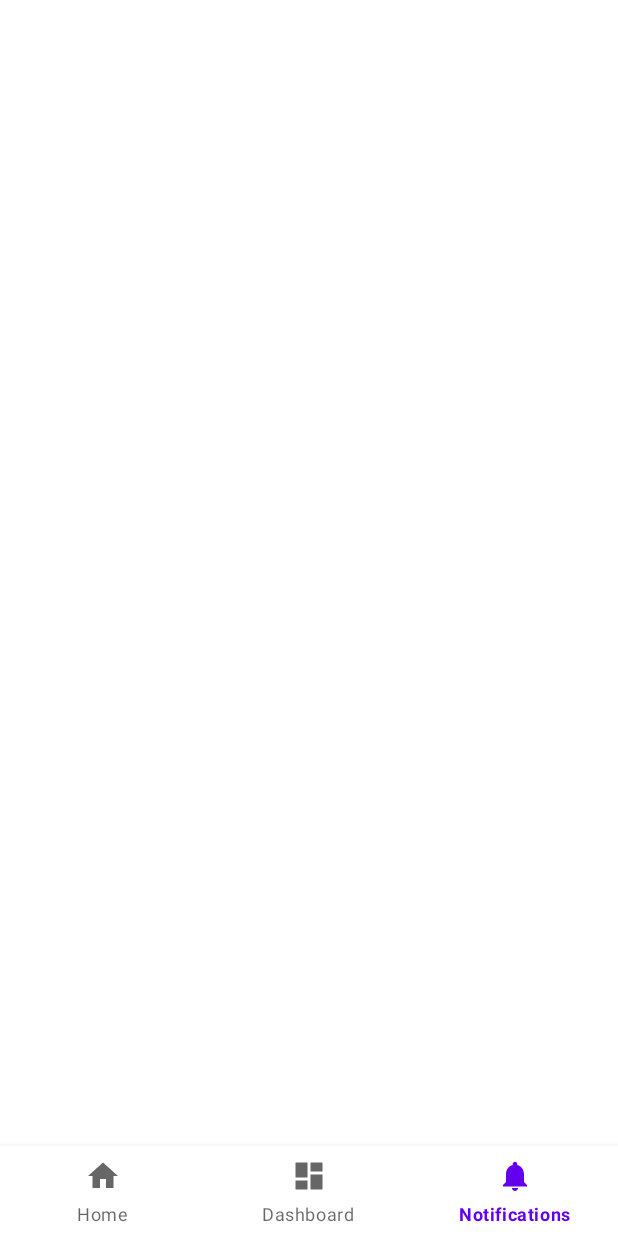
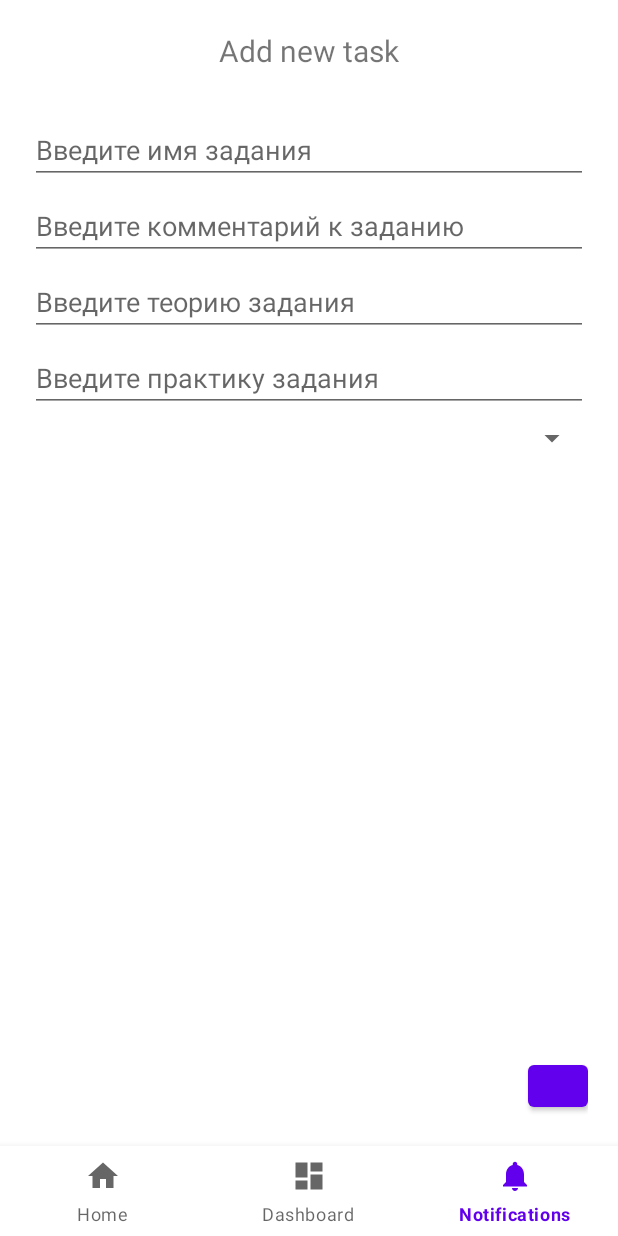
Before and after one commit to LenaGosteva/School_helper, an Android app: the screen it shows after launch once a user with an empty profile is signed in (MainActivity), item 3 of the bottom bar chosen, on a phone screen of 412 x 824 dp. Run offline under Robolectric (Android 15) with nearby library versions, the light colour scheme and no system bars; our stand-ins replace Firebase (no records; nobody signed in at launch, a user with empty details on screens opened directly), navigation-ui.

```diff
--- a/app/src/main/java/com/example/school/ui/dashboard/DashboardFragment.java
+++ b/app/src/main/java/com/example/school/ui/dashboard/DashboardFragment.java
@@ -52,6 +52,7 @@ public class DashboardFragment extends Fragment {
                         allSb.add(e.getValue(Subject.class));
                 }
             }
+            Log.e("IYF", allSb_str+"");
         });
         authController.getAllDaysFromDb(task -> {
             if (task.isSuccessful()) {
--- /dev/null
+++ b/app/src/main/java/com/example/school/ui/notifications/NewTaskFragment.java
@@ -0,0 +1,102 @@
+package com.example.school.ui.notifications;
+
+import android.os.Bundle;
+import android.util.Log;
+import android.view.LayoutInflater;
+import android.view.View;
+import android.view.ViewGroup;
+import android.widget.AdapterView;
+import android.widget.ArrayAdapter;
+import android.widget.Toast;
+
+import androidx.annotation.NonNull;
+import androidx.annotation.Nullable;
+import androidx.fragment.app.Fragment;
+import androidx.fragment.app.FragmentTransaction;
+
+import com.example.school.Auth.AuthController;
+import com.example.school.Logic.Subject;
+import com.example.school.Logic.Task;
+import com.example.school.R;
+import com.example.school.databinding.FragmentNewTaskBinding;
+import com.example.school.ui.home.HomeFragment;
+import com.google.firebase.database.DataSnapshot;
+
+import java.util.ArrayList;
+
+public class NewTaskFragment extends Fragment {
+
+    private FragmentNewTaskBinding binding;
+    AuthController authController = new AuthController();
+    ArrayList<String> allSb_str = new ArrayList<>();
+
+    public View onCreateView(@NonNull LayoutInflater inflater,
+                             ViewGroup container, Bundle savedInstanceState) {
+
+
+        return inflater.inflate(R.layout.fragment_new_task, container, false);
+    }
+
+    String name, comment = " ", theory = " ", practice = " ", subject = "Additionally";
+
+    @Override
+    public void onViewCreated(@NonNull View view, @Nullable Bundle savedInstanceState) {
+        super.onViewCreated(view, savedInstanceState);
+        binding = FragmentNewTaskBinding.bind(view);
+        authController.getAllSubjectsFromDb(task -> {
+            ArrayList<String> chosen_strings = new ArrayList<>();
+
+            if (task.isSuccessful()) {
+                for (DataSnapshot e : task.getResult().getChildren()) {
+                    if (!allSb_str.contains(e.getValue(Subject.class).getName()))
+                        allSb_str.add(e.getValue(Subject.class).getName());
+
+                }
+                ArrayAdapter<String> spinner_adapter
+                        = new ArrayAdapter<String>(getContext(), android.R.layout.simple_spinner_item, allSb_str);
+                spinner_adapter.setDropDownViewResource(android.R.layout.simple_spinner_dropdown_item);
+                binding.subjectOfTask.setAdapter(spinner_adapter);
+                binding.subjectOfTask.setSelection(allSb_str.indexOf("Additionally"));
+
+                Log.e("IF", allSb_str + "");
+
+                binding.subjectOfTask.setOnItemSelectedListener(new AdapterView.OnItemSelectedListener() {
+                    public void onItemSelected(AdapterView<?> parent, View view, int position, long id) {
+                        subject = allSb_str.get(position);
+                    }
+
+                    @Override
+                    public void onNothingSelected(AdapterView<?> parent) {
+                        subject = "Additionally";
+                    }
+
+
+                });
+            }
+            binding.addTask.setOnClickListener(s -> {
+                if (binding.nameOfTask.getText().toString().isEmpty()) {
+                    Toast.makeText(getContext(), "Вы забыли про название!", Toast.LENGTH_SHORT).show();
+                } else {
+                    name = binding.nameOfTask.getText().toString();
+                    comment = binding.commentOfTask.getText().toString().isEmpty() ? "This is comment" : binding.commentOfTask.getText().toString();
+                    theory = binding.theoryOfTask.getText().toString().isEmpty() ? "This is comment" : binding.theoryOfTask.getText().toString();
+                    practice = binding.practiceOfTask.getText().toString().isEmpty() ? "This is comment" : binding.practiceOfTask.getText().toString();
+                    authController.addTaskToSubject(new Task(name, comment, theory, practice, subject), name, subject, l -> {
+                        binding.nameOfTask.setText("");
+                        binding.commentOfTask.setText("");
+                        binding.theoryOfTask.setText("");
+                        binding.practiceOfTask.setText("");
+                         });
+                }
+            });
+        });
+
+
+    }
+
+    @Override
+    public void onDestroyView() {
+        super.onDestroyView();
+        binding = null;
+    }
+}
--- a/app/src/main/java/com/example/school/ui/notifications/NotificationsFragment.java
+++ /dev/null
@@ -1,35 +0,0 @@
-package com.example.school.ui.notifications;
-
-import android.os.Bundle;
-import android.view.LayoutInflater;
-import android.view.View;
-import android.view.ViewGroup;
-import android.widget.TextView;
-
-import androidx.annotation.NonNull;
-import androidx.fragment.app.Fragment;
-import androidx.lifecycle.ViewModelProvider;
-
-import com.example.school.databinding.FragmentNotificationsBinding;
-
-public class NotificationsFragment extends Fragment {
-
-    private FragmentNotificationsBinding binding;
-
-    public View onCreateView(@NonNull LayoutInflater inflater,
-                             ViewGroup container, Bundle savedInstanceState) {
-
-        binding = FragmentNotificationsBinding.inflate(inflater, container, false);
-        View root = binding.getRoot();
-
-        final TextView textView = binding.textNotifications;
-
-        return root;
-    }
-
-    @Override
-    public void onDestroyView() {
-        super.onDestroyView();
-        binding = null;
-    }
-}
--- /dev/null
+++ b/app/src/main/res/layout/fragment_new_task.xml
@@ -0,0 +1,75 @@
+<?xml version="1.0" encoding="utf-8"?>
+<RelativeLayout xmlns:android="http://schemas.android.com/apk/res/android"
+    xmlns:app="http://schemas.android.com/apk/res-auto"
+    xmlns:tools="http://schemas.android.com/tools"
+    android:layout_width="match_parent"
+    android:layout_height="match_parent"
+    android:padding="20dp"
+    tools:context=".ui.notifications.NewTaskFragment">
+
+    <TextView
+        android:id="@+id/title_add"
+        android:layout_width="match_parent"
+        android:layout_height="wrap_content"
+        android:layout_marginBottom="30dp"
+        android:text="Add new task"
+        android:textAlignment="center"
+        android:textSize="20sp"
+        app:layout_constraintBottom_toBottomOf="parent"
+        app:layout_constraintEnd_toEndOf="parent"
+        app:layout_constraintStart_toStartOf="parent"
+        app:layout_constraintTop_toTopOf="parent" />
+
+
+    <EditText
+        android:id="@+id/name_of_task"
+        android:layout_width="match_parent"
+        android:layout_height="40dp"
+        android:layout_below="@+id/title_add"
+        android:layout_marginVertical="5dp"
+        android:hint="Введите имя задания" />
+
+    <EditText
+        android:id="@+id/comment_of_task"
+        android:layout_width="match_parent"
+        android:layout_height="40dp"
+        android:layout_below="@+id/name_of_task"
+        android:layout_marginVertical="5dp"
+        android:hint="Введите комментарий к заданию" />
+
+    <EditText
+        android:id="@+id/theory_of_task"
+        android:layout_width="match_parent"
+        android:layout_height="40dp"
+        android:layout_below="@+id/comment_of_task"
+        android:layout_marginVertical="5dp"
+        android:hint="Введите теорию задания" />
+
+    <EditText
+        android:id="@+id/practice_of_task"
+        android:layout_width="match_parent"
+        android:layout_height="40dp"
+        android:layout_below="@+id/theory_of_task"
+        android:layout_marginVertical="5dp"
+        android:hint="Введите практику задания" />
+
+
+    <Button
+        android:id="@+id/add_task"
+        android:layout_width="40dp"
+        android:layout_height="40dp"
+        android:layout_alignParentRight="true"
+        android:layout_alignParentBottom="true" />
+
+    <LinearLayout
+        android:layout_width="match_parent"
+        android:layout_height="wrap_content"
+        android:layout_below="@+id/practice_of_task">
+
+
+        <Spinner
+            android:id="@+id/subject_of_task"
+            android:layout_width="match_parent"
+            android:layout_height="wrap_content" />
+    </LinearLayout>
+</RelativeLayout>
--- a/app/src/main/res/layout/fragment_notifications.xml
+++ /dev/null
@@ -1,22 +0,0 @@
-<?xml version="1.0" encoding="utf-8"?>
-<androidx.constraintlayout.widget.ConstraintLayout xmlns:android="http://schemas.android.com/apk/res/android"
-    xmlns:app="http://schemas.android.com/apk/res-auto"
-    xmlns:tools="http://schemas.android.com/tools"
-    android:layout_width="match_parent"
-    android:layout_height="match_parent"
-    tools:context=".ui.notifications.NotificationsFragment">
-
-    <TextView
-        android:id="@+id/text_notifications"
-        android:layout_width="match_parent"
-        android:layout_height="wrap_content"
-        android:layout_marginStart="8dp"
-        android:layout_marginTop="8dp"
-        android:layout_marginEnd="8dp"
-        android:textAlignment="center"
-        android:textSize="20sp"
-        app:layout_constraintBottom_toBottomOf="parent"
-        app:layout_constraintEnd_toEndOf="parent"
-        app:layout_constraintStart_toStartOf="parent"
-        app:layout_constraintTop_toTopOf="parent" />
-</androidx.constraintlayout.widget.ConstraintLayout>
--- a/app/src/main/res/navigation/mobile_navigation.xml
+++ b/app/src/main/res/navigation/mobile_navigation.xml
@@ -20,7 +20,7 @@
 
     <fragment
         android:id="@+id/navigation_notifications"
-        android:name="com.example.school.ui.notifications.NotificationsFragment"
+        android:name="com.example.school.ui.notifications.NewTaskFragment"
         android:label="@string/title_notifications"
-        tools:layout="@layout/fragment_notifications" />
+        tools:layout="@layout/fragment_new_task" />
 </navigation>
```
Also changed, not shown: app/src/main/java/com/example/school/App.java (+24 -0 lines), app/src/main/java/com/example/school/Logic/Subject.java (+6 -5 lines), app/src/main/java/com/example/school/Logic/Task.java (+9 -6 lines), app/src/main/java/com/example/school/ui/home/HomeFragment.java (+3 -5 lines).
